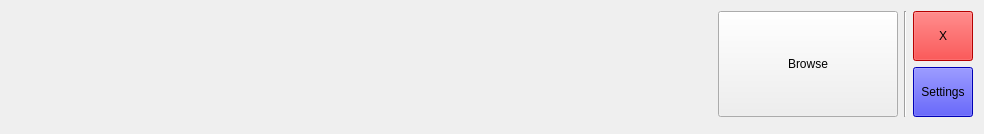
First picture: the form in AYAYA/mainnavigationbar.ui, repository jkbz64/AYAYA, before the edit.
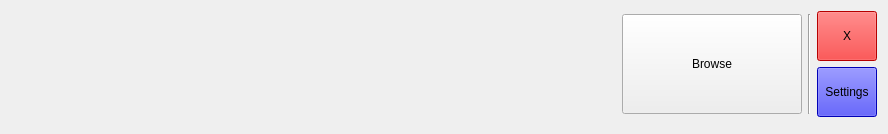
Second picture: the form after the edit. Icons and pictures are not drawn.

The edit to the form file:
```diff
--- a/AYAYA/mainnavigationbar.ui
+++ b/AYAYA/mainnavigationbar.ui
@@ -6,7 +6,7 @@
    <rect>
     <x>0</x>
     <y>0</y>
-    <width>984</width>
+    <width>888</width>
     <height>120</height>
    </rect>
   </property>
@@ -28,6 +28,12 @@
   <layout class="QGridLayout" name="gridLayout">
    <item row="0" column="1" rowspan="3">
     <spacer name="horizontalSpacer">
+     <property name="maximumSize">
+      <size>
+       <width>16777215</width>
+       <height>100</height>
+      </size>
+     </property>
      <property name="orientation">
       <enum>Qt::Horizontal</enum>
      </property>
@@ -69,6 +75,12 @@
    </item>
    <item row="0" column="3" rowspan="2">
     <widget class="Line" name="line">
+     <property name="maximumSize">
+      <size>
+       <width>16777215</width>
+       <height>100</height>
+      </size>
+     </property>
      <property name="orientation">
       <enum>Qt::Vertical</enum>
      </property>
@@ -119,7 +131,7 @@
      <property name="maximumSize">
       <size>
        <width>180</width>
-       <height>120</height>
+       <height>100</height>
       </size>
      </property>
      <property name="text">
@@ -144,7 +156,7 @@
      <property name="maximumSize">
       <size>
        <width>230</width>
-       <height>120</height>
+       <height>100</height>
       </size>
      </property>
      <property name="text">
```
